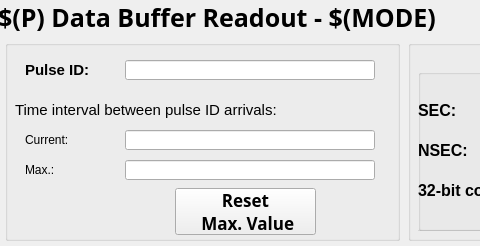
Above: ui/G_TI_PULSEID.ui from paulscherrerinstitute/mrfioc2_regDev before the change; both pictures show x 0 to 480 and y 0 to 246 of the 773 by 246 pixel window. Below: the same form after it.
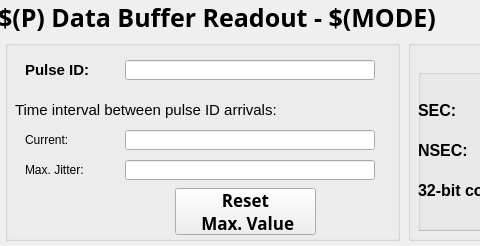
That is the form after the change. Custom widgets are drawn as their Qt base class.

Commit message: Changed description for jitter record on the panel$

Diff of the .ui file:
```diff
--- a/ui/G_TI_PULSEID.ui
+++ b/ui/G_TI_PULSEID.ui
@@ -230,7 +230,7 @@
       </rect>
      </property>
      <property name="text">
-      <string>Max.:</string>
+      <string>Max. Jitter:</string>
      </property>
     </widget>
     <widget class="caLabel" name="calabel_2">
```
Left out of the diff: 3 changed lines with no effect on the pictures.
